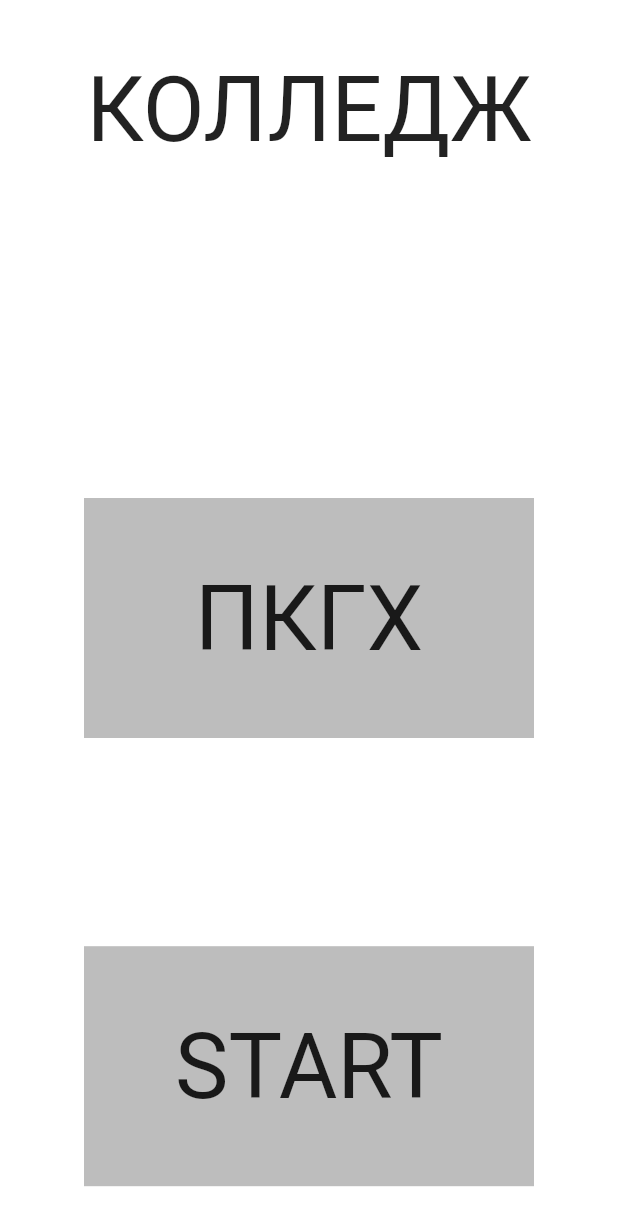
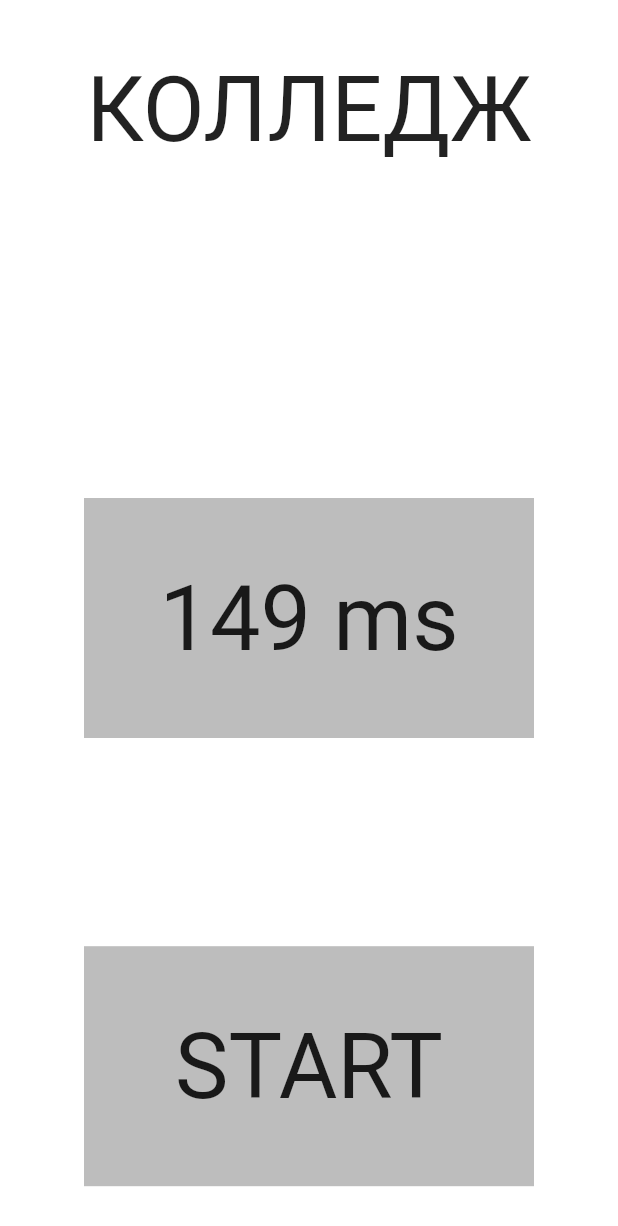
Before and after one commit to docent28/my_test_01, a Flutter app: the screen it shows after launch, after a tap on "START", on a phone screen of 412 x 824 dp. Shown: the top 1226 px of the screen. Run offline on Flutter 3.47's test engine with Material 2 defaults, Android fonts, the phone set to English and light mode, and no system bars.

Commit message:
поменяли stless на stful, пришлось поменять и const

```diff
--- a/lib/main.dart
+++ b/lib/main.dart
@@ -15,9 +15,16 @@ class MyApp extends StatelessWidget {
   }
 }
 
-class MyHomePage extends StatelessWidget {
+class MyHomePage extends StatefulWidget {
   const MyHomePage({Key? key}) : super(key: key);
 
+  @override
+  State<MyHomePage> createState() => _MyHomePageState();
+}
+
+class _MyHomePageState extends State<MyHomePage> {
+
+  String milliSecondsText= "";
   @override
   Widget build(BuildContext context) {
     return Scaffold(
@@ -34,7 +41,7 @@ class MyHomePage extends StatelessWidget {
               ),
             ),
           ),
-          const Align(
+          Align(
             alignment: Alignment.center,
             child: ColoredBox(
               color: Colors.black26,
@@ -43,8 +50,8 @@ class MyHomePage extends StatelessWidget {
                 width: 300,
                 child: Center(
                   child: Text(
-                    "ПКГХ",
-                    style: TextStyle(
+                    milliSecondsText,
+                    style: const TextStyle(
                       fontSize: 60,
                       fontWeight: FontWeight.w400,
                     ),
@@ -56,9 +63,7 @@ class MyHomePage extends StatelessWidget {
           Align(
             alignment: const Alignment(0, 0.9),
             child: GestureDetector(
-              onTap: () => print(
-                "Нажали",
-              ),
+              onTap: () => setState(()=>milliSecondsText="149 ms"),
               child: const ColoredBox(
                 color: Colors.black26,
                 child: SizedBox(
```
